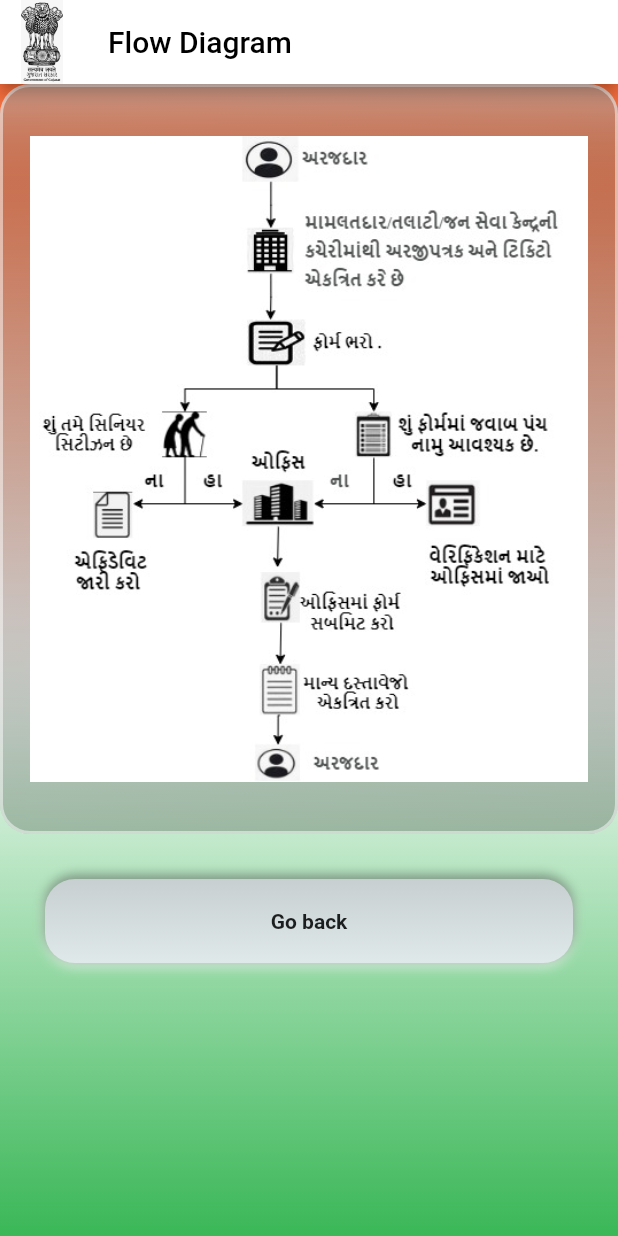
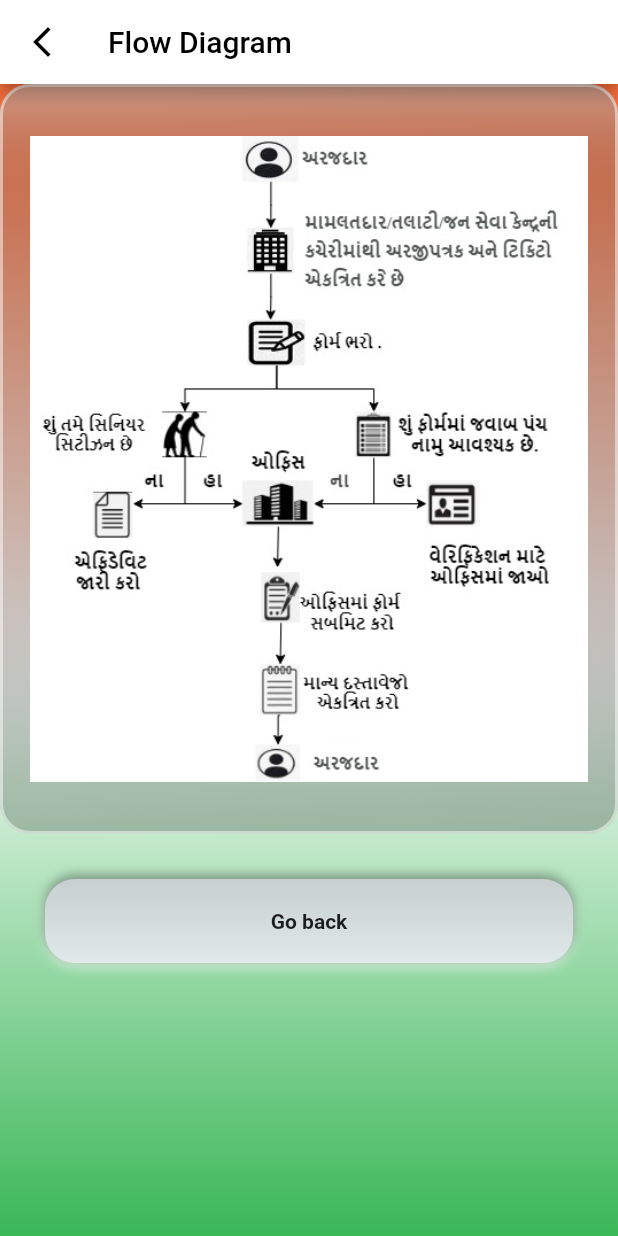
Before and after one commit to ParthBhuva97/Jan-Seva-Kendra-App, a Flutter app: the Info screen opened directly with empty values, after a tap on "Process", on a phone screen of 412 x 824 dp. Run offline on Flutter 3.47's test engine with Material 2 defaults, Android fonts, the phone set to English and light mode, and no system bars; drawn by our look-alikes of flutter_neumorphic; our stand-ins replace carousel_slider, firebase_auth, firebase_core, font_awesome_flutter, glassmorphism; accounts and stored records are empty.

Commit message:
back button

```diff
--- a/lib/Login.dart
+++ b/lib/Login.dart
@@ -3,6 +3,7 @@ import 'package:flutter/material.dart';
 import 'package:jsk_app/admin_panel.dart';
 import 'package:jsk_app/main.dart';
 import 'package:firebase_auth/firebase_auth.dart';
+
 // ignore_for_file: prefer_const_constructors
 
 class Login extends StatefulWidget {
@@ -190,6 +191,7 @@ class _LoginState extends State<Login> {
                                       20) //content padding inside button
                                   ),
                               onPressed: signIn,
+                              //onPressed: () {},
                               child: Text("Login")),
                         ),
                       ],
--- a/lib/flow_diagram.dart
+++ b/lib/flow_diagram.dart
@@ -15,6 +15,17 @@ class _DiagramState extends State<Diagram> {
   Widget build(BuildContext context) {
     return Scaffold(
       appBar: AppBar(
+        leading: Builder(
+          builder: (BuildContext context) {
+            return IconButton(
+              icon: const Icon(Icons.arrow_back_ios_new_outlined),
+              onPressed: () {
+                Navigator.pop(context);
+              },
+              tooltip: MaterialLocalizations.of(context).openAppDrawerTooltip,
+            );
+          },
+        ),
         title: const Text(
           "Flow Diagram",
           style: TextStyle(
@@ -25,7 +36,7 @@ class _DiagramState extends State<Diagram> {
           color: Colors.black,
         ),
         backgroundColor: Colors.white,
-        leading: Image.asset('assets/images/logo.png'),
+        //leading: Image.asset('assets/images/logo.png'),
       ),
       body: Container(
         decoration: BoxDecoration(
@@ -82,7 +93,8 @@ class _DiagramState extends State<Diagram> {
                   Navigator.push(
                       context,
                       MaterialPageRoute(
-                          builder: (BuildContext context) => Info()));
+                          builder: (BuildContext context) => Info(),
+                          settings: RouteSettings(arguments: 'data')));
                 },
                 style: NeumorphicStyle(
                   lightSource: LightSource.bottom,
--- a/lib/info_menu.dart
+++ b/lib/info_menu.dart
@@ -19,6 +19,18 @@ class _InfoState extends State<Info> {
     final msg = ModalRoute.of(context)!.settings.arguments as String;
     return Scaffold(
       appBar: AppBar(
+        leading: Builder(
+          builder: (BuildContext context) {
+            return IconButton(
+              icon: const Icon(Icons.arrow_back_ios_new_outlined),
+              onPressed: () {
+                Navigator.pop(context);
+              },
+              tooltip: MaterialLocalizations.of(context).openAppDrawerTooltip,
+            );
+          },
+        ),
+
         title: const Text(
           "Navigation Panel",
           style: TextStyle(
@@ -29,7 +41,7 @@ class _InfoState extends State<Info> {
           color: Colors.black,
         ),
         backgroundColor: Colors.white,
-        leading: Image.asset('assets/images/logo.png'),
+        //leading: Image.asset('assets/images/logo.png'),
       ),
       body: Container(
         decoration: BoxDecoration(
--- a/lib/main.dart
+++ b/lib/main.dart
@@ -196,7 +196,8 @@ class _HomePageState extends State<HomePage> {
                           Navigator.push(
                               context,
                               MaterialPageRoute(
-                                  builder: (BuildContext context) => Info()));
+                                  builder: (BuildContext context) => Info(),
+                                  settings: RouteSettings(arguments: 'data')));
                         },
                         icon: Icon(Icons.card_giftcard),
                       ),
```
Also changed, not shown: lib/documents_list.dart (+12 -1 lines), 10 other files.
